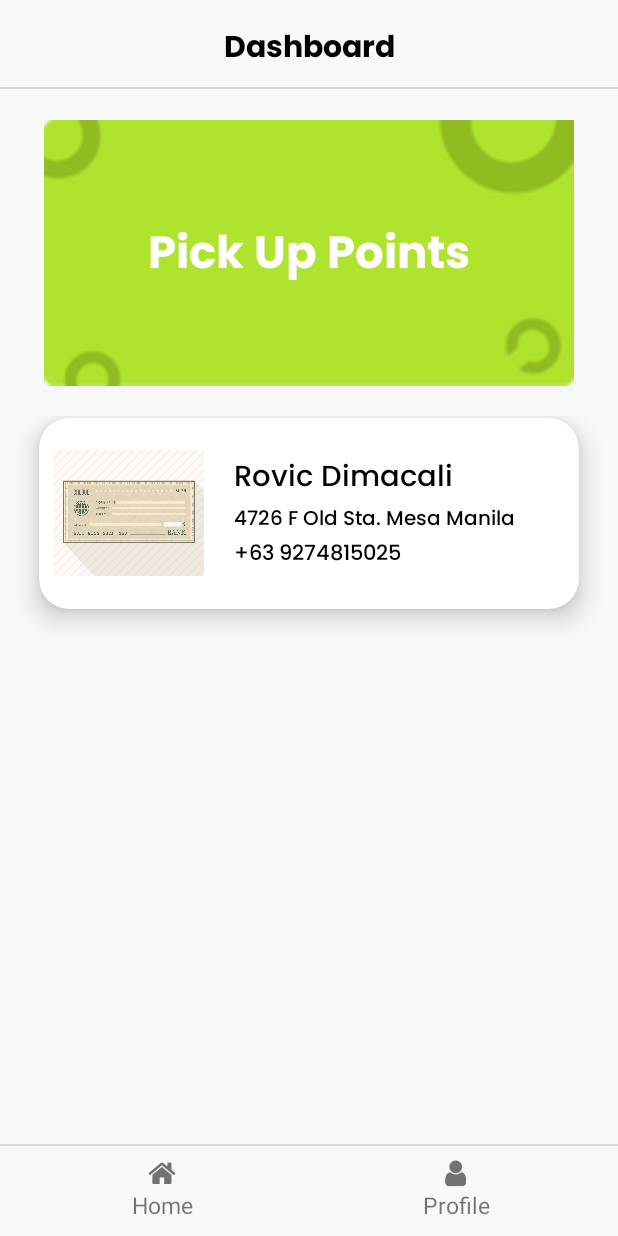
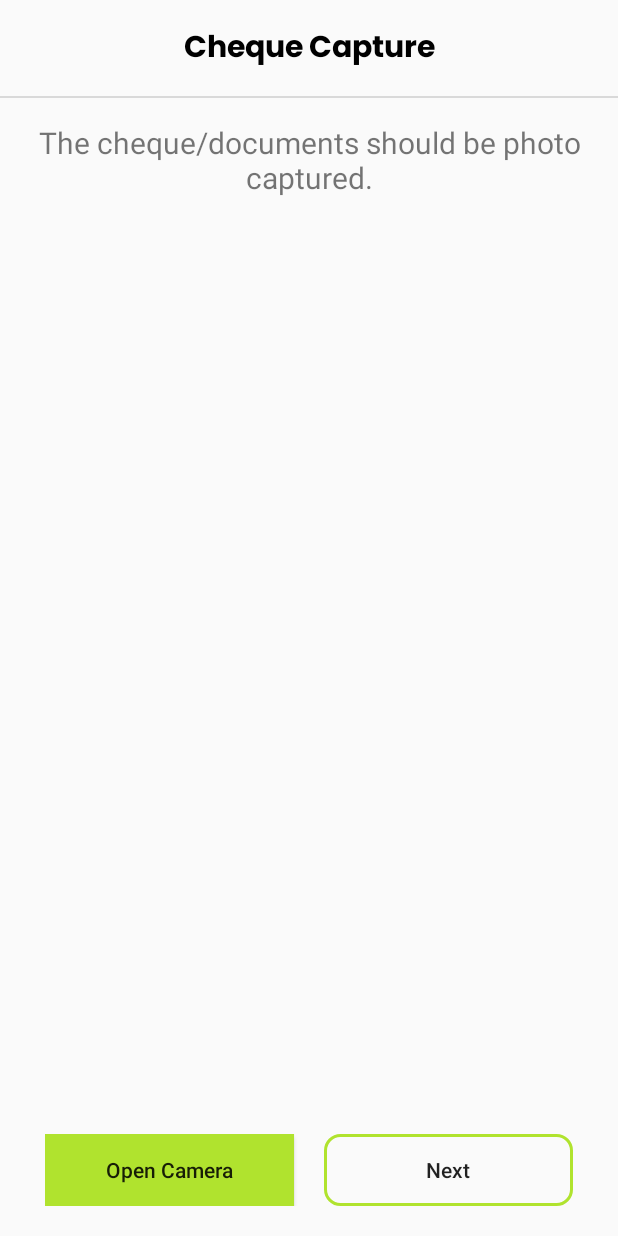
Before and after one commit to rovicdimacali/RGS_ChequePickUp, an Android app: the screen it shows after launch (MainActivity before the commit, CaptureCheque after it), on a phone screen of 412 x 824 dp. Run offline under Robolectric (Android 15) with nearby library versions, the phone set to English and light mode, and no system bars.

Commit message:
New: CaptureCheque.java ESignature.java activity_capture_cheque.xml activity_esignature.xml Edited: LoginActivity.java SplashActivity.java activity_cheque_pick_up.xml

```diff
--- a/app/build.gradle
+++ b/app/build.gradle
@@ -26,6 +26,10 @@ android {
         sourceCompatibility JavaVersion.VERSION_1_8
         targetCompatibility JavaVersion.VERSION_1_8
     }
+
+    buildFeatures {
+        viewBinding true
+    }
 }
 
 dependencies {
@@ -37,6 +41,7 @@ dependencies {
     implementation 'com.karumi:dexter:6.2.3'
     implementation 'com.google.android.gms:play-services-maps:18.1.0'
     implementation 'com.google.android.gms:play-services-location:21.0.1'
+    implementation 'com.github.gcacace:signature-pad:1.3.1'
     testImplementation 'junit:junit:4.13.2'
     androidTestImplementation 'androidx.test.ext:junit:1.1.3'
     androidTestImplementation 'androidx.test.espresso:espresso-core:3.4.0'
--- a/app/src/main/AndroidManifest.xml
+++ b/app/src/main/AndroidManifest.xml
@@ -16,6 +16,12 @@
         android:supportsRtl="true"
         android:theme="@style/Theme.RGS_ChequePickUp"
         tools:targetApi="31">
+        <activity
+            android:name=".ESignature"
+            android:exported="false" />
+        <activity
+            android:name=".CaptureCheque"
+            android:exported="false" />
         <activity
             android:name=".HistoryActivity"
             android:exported="false" />
--- /dev/null
+++ b/app/src/main/java/com/example/rgs_chequepickup/CaptureCheque.java
@@ -0,0 +1,14 @@
+package com.example.rgs_chequepickup;
+
+import androidx.appcompat.app.AppCompatActivity;
+
+import android.os.Bundle;
+
+public class CaptureCheque extends AppCompatActivity {
+
+    @Override
+    protected void onCreate(Bundle savedInstanceState) {
+        super.onCreate(savedInstanceState);
+        setContentView(R.layout.activity_capture_cheque);
+    }
+}
--- a/app/src/main/java/com/example/rgs_chequepickup/SplashActivity.java
+++ b/app/src/main/java/com/example/rgs_chequepickup/SplashActivity.java
@@ -16,7 +16,7 @@ public class SplashActivity extends AppCompatActivity {
         new Handler().postDelayed(new Runnable() {
             @Override
             public void run() {
-                Intent intent = new Intent(SplashActivity.this, MainActivity.class);
+                Intent intent = new Intent(SplashActivity.this, CaptureCheque.class);
                 startActivity(intent);
                 finish();
             }
--- /dev/null
+++ b/app/src/main/res/layout/activity_capture_cheque.xml
@@ -0,0 +1,69 @@
+<?xml version="1.0" encoding="utf-8"?>
+<RelativeLayout xmlns:android="http://schemas.android.com/apk/res/android"
+    xmlns:app="http://schemas.android.com/apk/res-auto"
+    xmlns:tools="http://schemas.android.com/tools"
+    android:layout_width="match_parent"
+    android:layout_height="match_parent"
+    tools:context=".CaptureCheque">
+
+    <TextView
+        android:layout_width="match_parent"
+        android:layout_height="wrap_content"
+        android:text="Cheque Capture"
+        android:textAlignment="center"
+        android:textSize="20dp"
+        android:id="@+id/header"
+        android:fontFamily="@font/poppins_bold"
+        android:textColor="@color/black"
+        android:background="@drawable/header"
+        android:paddingVertical="15dp"
+        />
+
+    <TextView
+        android:layout_width="wrap_content"
+        android:layout_height="wrap_content"
+        android:layout_below="@+id/header"
+        android:layout_marginTop="15dp"
+        android:text="The cheque/documents should be photo captured."
+        android:textAlignment="center"
+        android:textSize="20dp" />
+
+        <RelativeLayout
+            android:layout_width="wrap_content"
+            android:layout_height="wrap_content"
+            android:layout_marginVertical="20dp"
+            android:layout_marginHorizontal="30dp">
+
+
+            <LinearLayout
+                android:layout_width="match_parent"
+                android:layout_height="wrap_content"
+                android:layout_alignParentBottom="true"
+                android:orientation="horizontal"
+                >
+
+                <Button
+                    android:id="@+id/go_button"
+                    android:layout_width="wrap_content"
+                    android:layout_height="wrap_content"
+                    android:text="Open Camera"
+                    android:layout_weight=".5"
+                    android:layout_marginRight="10dp"
+                    android:background="@color/rgs_green"
+                    android:textAllCaps="false"/>
+
+                <Button
+                    android:id="@+id/arrived_button"
+                    android:layout_width="wrap_content"
+                    android:layout_height="wrap_content"
+                    android:text="Next"
+                    android:layout_weight=".5"
+                    android:layout_marginLeft="10dp"
+                    android:background="@drawable/btn_secondary"
+                    android:textAllCaps="false"/>
+
+            </LinearLayout>
+
+        </RelativeLayout>
+
+</RelativeLayout>
--- a/app/src/main/res/layout/activity_cheque_pick_up.xml
+++ b/app/src/main/res/layout/activity_cheque_pick_up.xml
@@ -149,6 +149,7 @@
                 >
 
                 <Button
+                    android:id="@+id/go_button"
                     android:layout_width="wrap_content"
                     android:layout_height="wrap_content"
                     android:text="Go Now"
@@ -158,6 +159,7 @@
                     android:textAllCaps="false"/>
 
                 <Button
+                    android:id="@+id/arrived_button"
                     android:layout_width="wrap_content"
                     android:layout_height="wrap_content"
                     android:text="Arrived"
```
Also changed, not shown: app/src/main/java/com/example/rgs_chequepickup/ESignature.java (added, +50 -0 lines), app/src/main/java/com/example/rgs_chequepickup/LoginActivity.java (+12 -0 lines), app/src/main/res/layout/activity_esignature.xml (added, +106 -0 lines).
